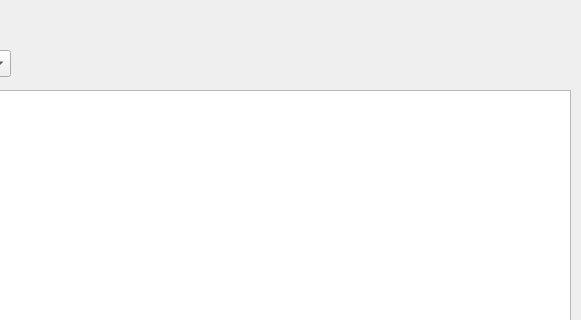
This is 6_semestr/PABD/lab5/Prog/l5_program/uch_load.ui in OranGeNaL/labs as Qt 5 draws it before an edit; both pictures show x 240 to 821 and y 0 to 320 of the 821 by 548 pixel window. The edited form follows.
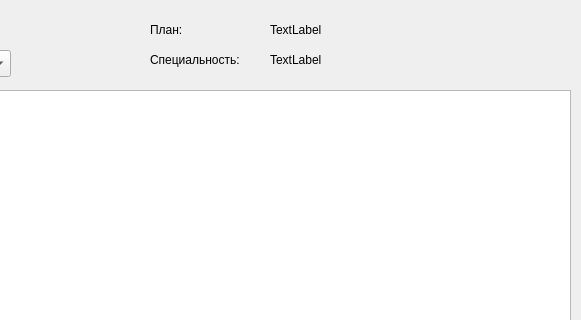
This is the edited form.

Diff of the .ui file:
```diff
--- a/6_semestr/PABD/lab5/Prog/l5_program/uch_load.ui
+++ b/6_semestr/PABD/lab5/Prog/l5_program/uch_load.ui
@@ -72,6 +72,58 @@
     <string>Дисциплина</string>
    </property>
   </widget>
+  <widget class="QLabel" name="label_2">
+   <property name="geometry">
+    <rect>
+     <x>390</x>
+     <y>20</y>
+     <width>66</width>
+     <height>19</height>
+    </rect>
+   </property>
+   <property name="text">
+    <string>План:</string>
+   </property>
+  </widget>
+  <widget class="QLabel" name="label_3">
+   <property name="geometry">
+    <rect>
+     <x>390</x>
+     <y>50</y>
+     <width>111</width>
+     <height>19</height>
+    </rect>
+   </property>
+   <property name="text">
+    <string>Специальность: </string>
+   </property>
+  </widget>
+  <widget class="QLabel" name="planLabel">
+   <property name="geometry">
+    <rect>
+     <x>510</x>
+     <y>20</y>
+     <width>301</width>
+     <height>19</height>
+    </rect>
+   </property>
+   <property name="text">
+    <string>TextLabel</string>
+   </property>
+  </widget>
+  <widget class="QLabel" name="specLabel">
+   <property name="geometry">
+    <rect>
+     <x>510</x>
+     <y>50</y>
+     <width>301</width>
+     <height>19</height>
+    </rect>
+   </property>
+   <property name="text">
+    <string>TextLabel</string>
+   </property>
+  </widget>
  </widget>
  <resources/>
  <connections/>
```
